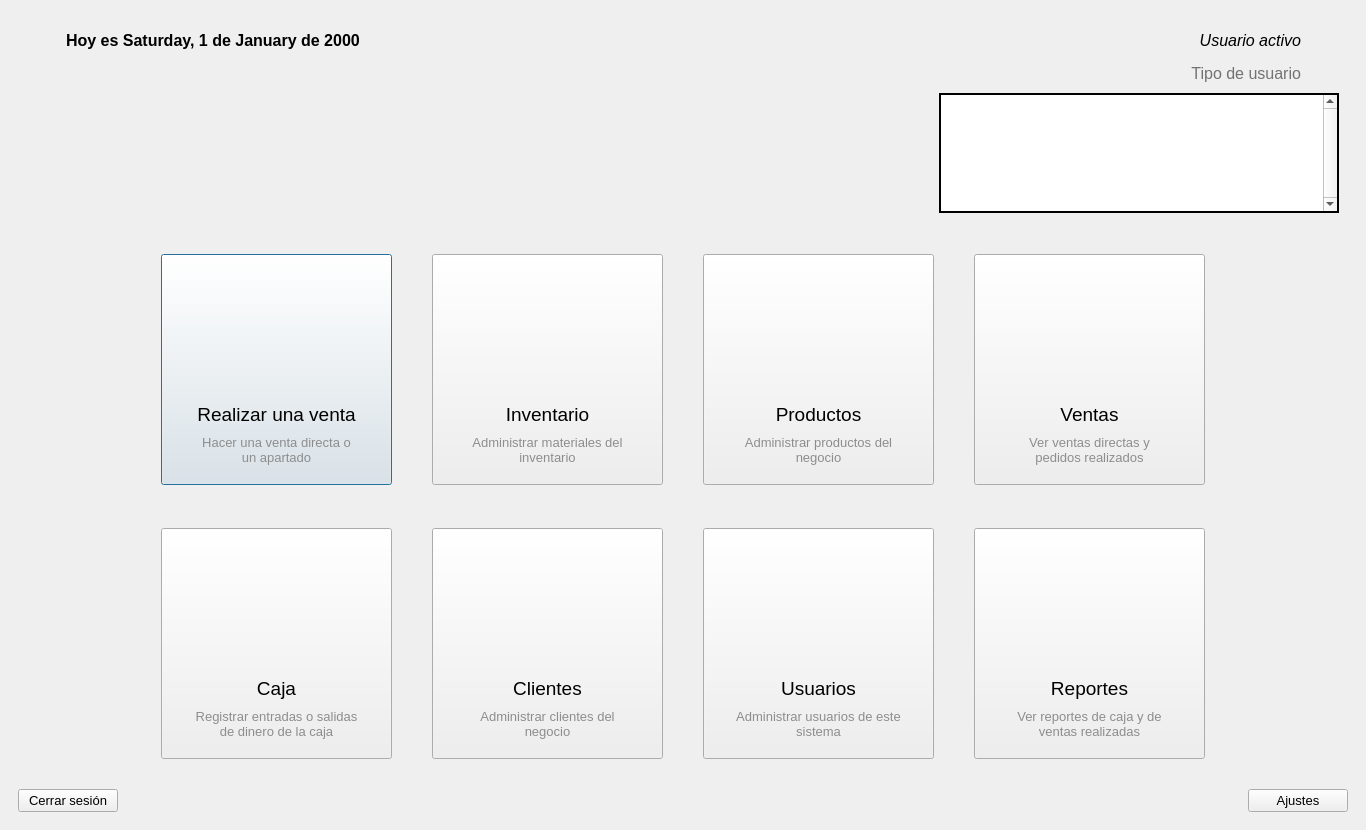
First picture: the form in ui/Ui_Home.ui, repository ivanperez-7/printpos, before the edit.
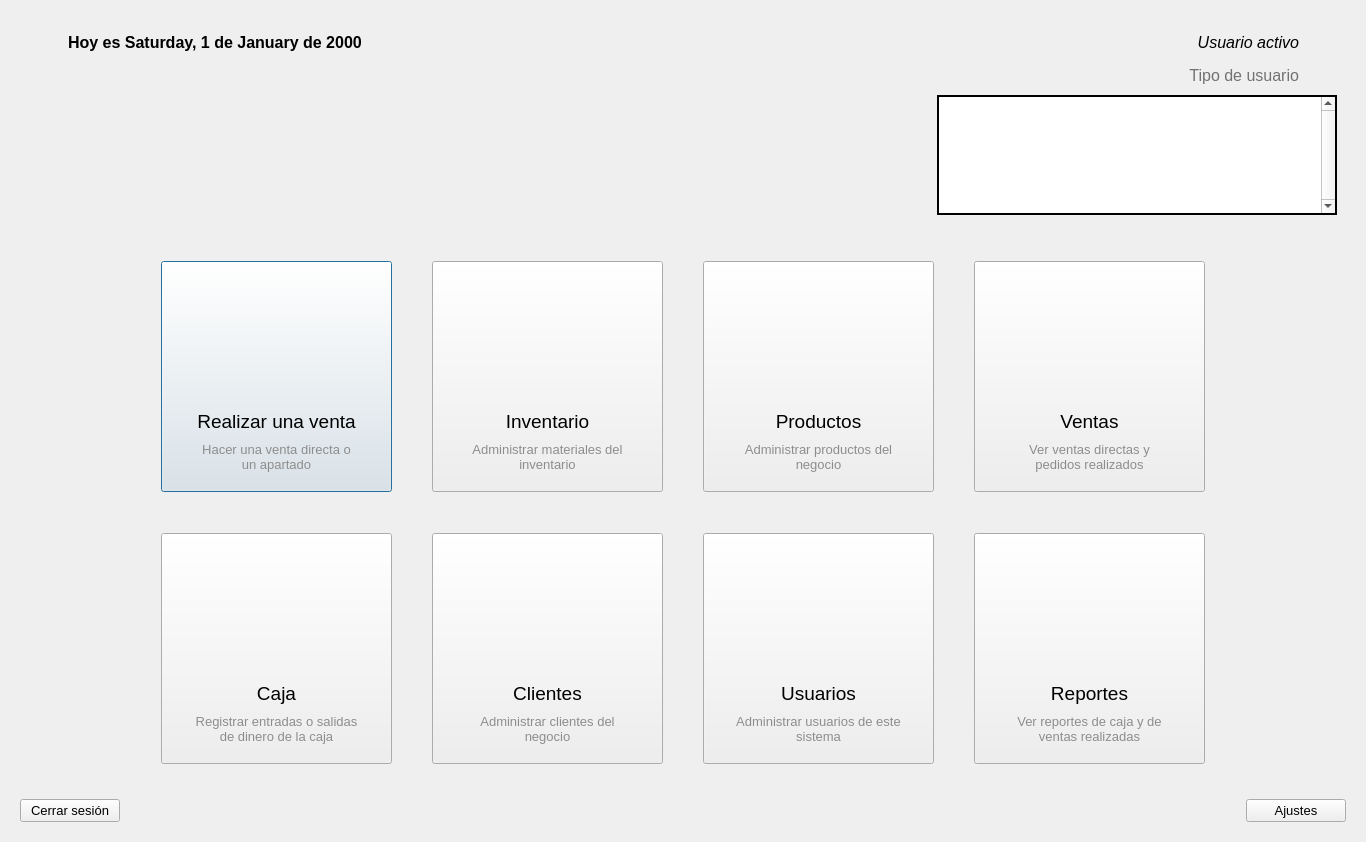
Second picture: the form after the edit. Icons and pictures are not drawn.

```diff
--- a/ui/Ui_Home.ui
+++ b/ui/Ui_Home.ui
@@ -1,24 +1,20 @@
 <?xml version="1.0" encoding="UTF-8"?>
 <ui version="4.0">
  <class>Home</class>
- <widget class="QMainWindow" name="Home">
+ <widget class="QWidget" name="Home">
   <property name="geometry">
    <rect>
     <x>0</x>
     <y>0</y>
     <width>1366</width>
-    <height>830</height>
+    <height>842</height>
    </rect>
   </property>
   <property name="windowTitle">
    <string>MainWindow</string>
   </property>
-  <widget class="QWidget" name="centralwidget">
    <layout class="QVBoxLayout" name="verticalLayout">
-    <property name="spacing">
-     <number>0</number>
-    </property>
-    <item alignment="Qt::AlignTop">
+   <item>
      <widget class="QFrame" name="frame">
       <property name="minimumSize">
        <size>
@@ -1181,7 +1177,7 @@
       </layout>
      </widget>
     </item>
-    <item alignment="Qt::AlignBottom">
+   <item>
      <widget class="QFrame" name="frame_3">
       <property name="styleSheet">
        <string notr="true">QFrame {border: none}</string>
@@ -1247,7 +1243,6 @@
     </item>
    </layout>
   </widget>
- </widget>
  <resources>
   <include location="../resources.qrc"/>
   <include location="../resources.qrc"/>
```
Left out of the diff: 22 changed lines with no effect on the pictures. Lines whose indentation alone changed are shown as unchanged.
